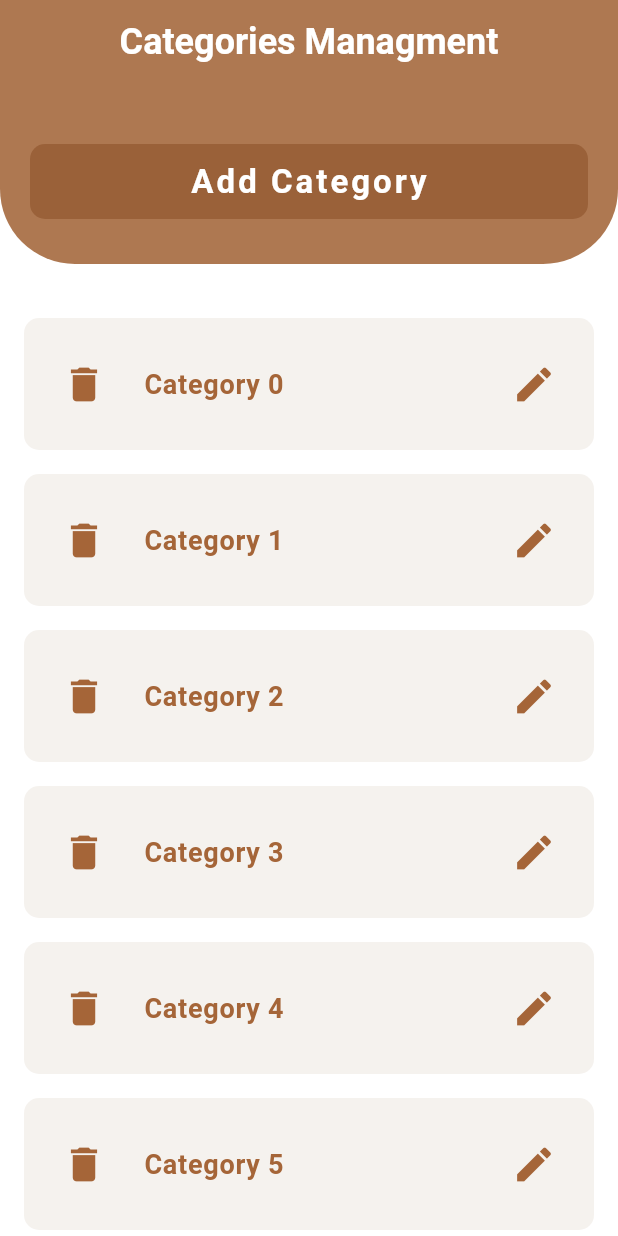
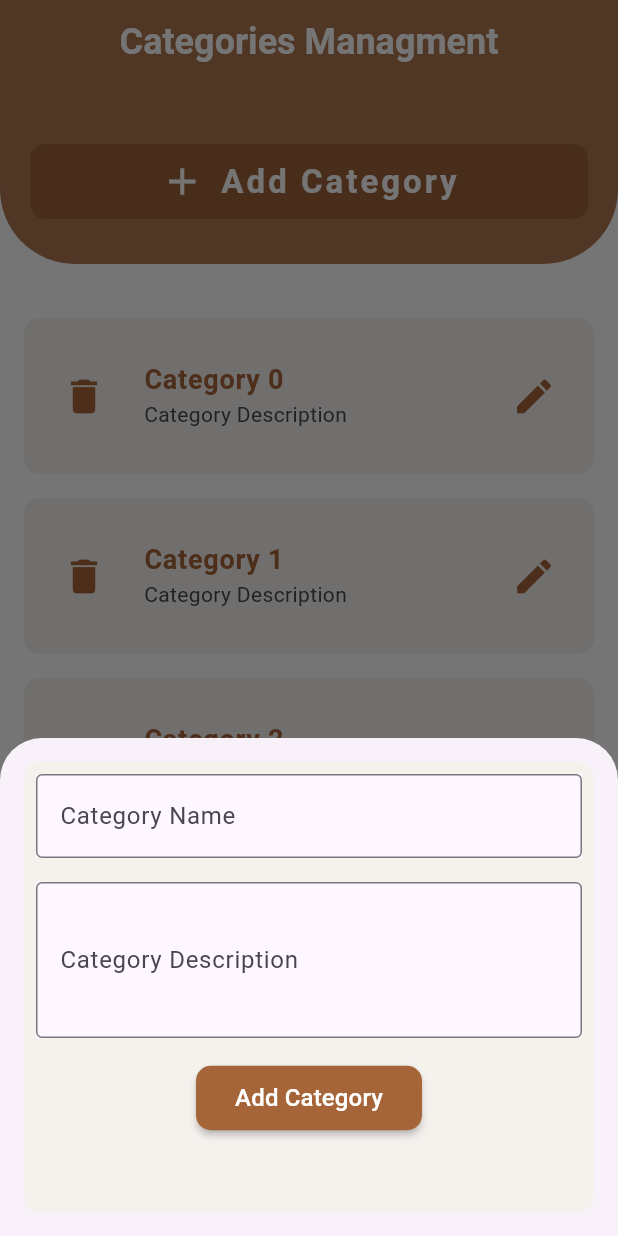
Before and after one commit to Moatasem-Official/CRUD-Mix-Cafe-App, a Flutter app: the screen it shows after launch, after a tap on "Add Category", on a phone screen of 412 x 824 dp. Run offline on Flutter 3.47's test engine with Material 3 defaults, Android fonts, the phone set to English and light mode, and no system bars; our stand-ins replace device_preview.

Commit message:
Finish Admin Category Information Form Ui

```diff
--- a/lib/presentation/screens/admin/categories_managment_screen.dart
+++ b/lib/presentation/screens/admin/categories_managment_screen.dart
@@ -1,5 +1,6 @@
 import 'package:flutter/material.dart';
 import 'package:mix_cafe_app/constants/app_images.dart';
+import 'package:mix_cafe_app/presentation/widgets/admin/custom_adding_category_form.dart';
 import 'package:mix_cafe_app/presentation/widgets/admin/custom_categ_listview_builder.dart';
 import 'package:mix_cafe_app/presentation/widgets/admin/custom_categories_appbar.dart';
 
@@ -16,7 +17,16 @@ class _CategoriesManagmentScreenState extends State<CategoriesManagmentScreen> {
   Widget build(BuildContext context) {
     return Scaffold(
       backgroundColor: Colors.white,
-      appBar: CustomAppBar(),
+      appBar: CustomAppBar(
+        onPressed: () {
+          showModalBottomSheet<void>(
+            context: context,
+            builder: (BuildContext context) {
+              return const CustomAddingCategoryForm();
+            },
+          );
+        },
+      ),
       body: SingleChildScrollView(
         scrollDirection: Axis.vertical,
         physics: const BouncingScrollPhysics(),
--- /dev/null
+++ b/lib/presentation/widgets/admin/custom_adding_category_form.dart
@@ -0,0 +1,60 @@
+import 'package:flutter/material.dart';
+
+class CustomAddingCategoryForm extends StatelessWidget {
+  const CustomAddingCategoryForm({super.key});
+
+  @override
+  Widget build(BuildContext context) {
+    return Padding(
+      padding: const EdgeInsets.all(16.0),
+      child: Container(
+        width: double.infinity,
+        height: 300,
+        decoration: BoxDecoration(
+          color: const Color.fromARGB(255, 245, 242, 238),
+          borderRadius: BorderRadius.circular(10),
+        ),
+        child: Padding(
+          padding: const EdgeInsets.all(8.0),
+          child: Column(
+            children: [
+              Material(
+                child: TextField(
+                  decoration: const InputDecoration(
+                    border: OutlineInputBorder(),
+                    labelText: 'Category Name',
+                  ),
+                ),
+              ),
+              const SizedBox(height: 16.0),
+              Material(
+                child: TextField(
+                  decoration: const InputDecoration(
+                    border: OutlineInputBorder(),
+                    labelText: 'Category Description',
+                  ),
+                  maxLines: 3,
+                ),
+              ),
+              const SizedBox(height: 16.0),
+              MaterialButton(
+                shape: RoundedRectangleBorder(
+                  borderRadius: BorderRadius.circular(10),
+                ),
+                color: const Color.fromARGB(255, 165, 101, 56),
+                child: Padding(
+                  padding: const EdgeInsets.all(10.0),
+                  child: const Text(
+                    'Add Category',
+                    style: TextStyle(color: Colors.white, fontSize: 16),
+                  ),
+                ),
+                onPressed: () {},
+              ),
+            ],
+          ),
+        ),
+      ),
+    );
+  }
+}
--- a/lib/presentation/widgets/admin/custom_categ_listview_builder.dart
+++ b/lib/presentation/widgets/admin/custom_categ_listview_builder.dart
@@ -33,6 +33,13 @@ class CustomCategoriesListViewBuilder extends StatelessWidget {
                   color: const Color.fromARGB(255, 165, 101, 56),
                 ),
               ),
+              subtitle: const Text(
+                overflow: TextOverflow.ellipsis,
+                maxLines: 2,
+                softWrap: true,
+                'Category Description',
+                style: TextStyle(fontSize: 14),
+              ),
               title: Text(
                 'Category $index',
                 style: const TextStyle(
--- a/lib/presentation/widgets/admin/custom_categories_appbar.dart
+++ b/lib/presentation/widgets/admin/custom_categories_appbar.dart
@@ -1,8 +1,8 @@
 import 'package:flutter/material.dart';
 
 class CustomAppBar extends StatelessWidget implements PreferredSizeWidget {
-  const CustomAppBar({super.key});
-
+  const CustomAppBar({super.key, this.onPressed});
+  final Function()? onPressed;
   @override
   Widget build(BuildContext context) {
     return Container(
@@ -45,8 +45,13 @@ class CustomAppBar extends StatelessWidget implements PreferredSizeWidget {
                 shape: RoundedRectangleBorder(
                   borderRadius: BorderRadius.circular(10),
                 ),
-                onPressed: () {},
-                child: const Text(
+                onPressed: onPressed,
+                child: Row(
+                  spacing: 10,
+                  mainAxisAlignment: MainAxisAlignment.center,
+                  children: [
+                    const Icon(Icons.add, color: Colors.white, size: 30),
+                    const Text(
                       'Add Category',
                       style: TextStyle(
                         color: Colors.white,
@@ -54,6 +59,8 @@ class CustomAppBar extends StatelessWidget implements PreferredSizeWidget {
                         letterSpacing: 2,
                         fontWeight: FontWeight.w700,
                       ),
+                    ),
+                  ],
                 ),
               ),
             ),
```
Lines whose indentation alone changed are shown as unchanged.
